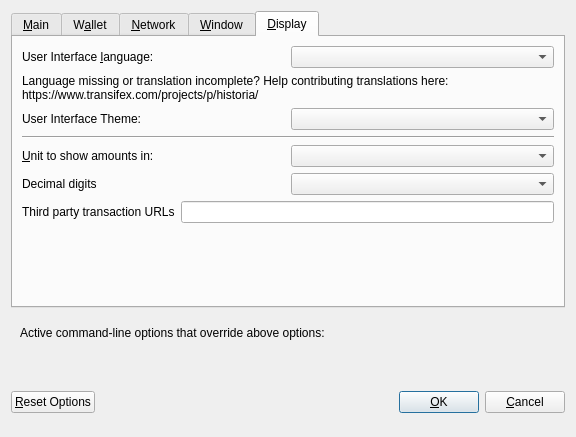
First picture: the form in src/qt/forms/optionsdialog.ui, repository HistoriaOffical/historia, before the edit.
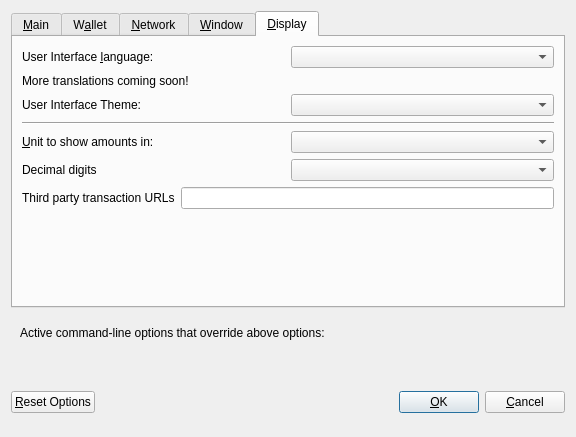
Second picture: the form after the edit. The open tabs and pages were chosen to show the change. Custom widgets are drawn as their Qt base class.

Commit message: Remove unneed translations (for now)

The edit to the form file:
```diff
--- a/src/qt/forms/optionsdialog.ui
+++ b/src/qt/forms/optionsdialog.ui
@@ -702,8 +702,7 @@
           <string notr="true"/>
          </property>
          <property name="text">
-          <string>Language missing or translation incomplete? Help contributing translations here:
-https://www.transifex.com/projects/p/historia/</string>
+          <string>More translations coming soon!</string> 
          </property>
          <property name="wordWrap">
           <bool>true</bool>
```
Lines whose indentation alone changed are shown as unchanged. The commit also changes 16 other files.
